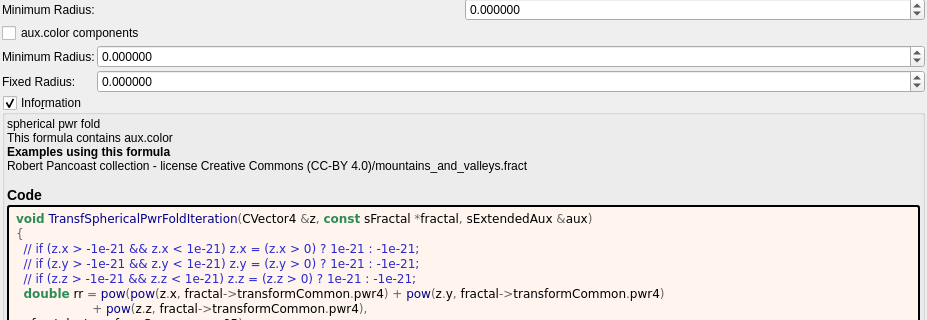
buddhi1980/mandelbulber2, file mandelbulber2/formula/ui/transf_spherical_pwr_fold.ui: the form before one commit; both pictures show x 0 to 927 and y 95 to 415 of the 927 by 943 pixel window.
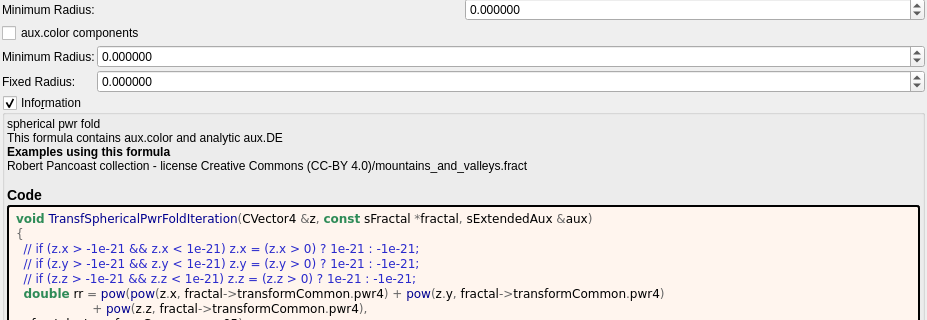
The form after the commit. Custom widgets are drawn as their Qt base class.

```diff
--- a/mandelbulber2/formula/ui/transf_spherical_pwr_fold.ui
+++ b/mandelbulber2/formula/ui/transf_spherical_pwr_fold.ui
@@ -297,7 +297,7 @@
       <item>
        <widget class="QLabel" name="label_information_general">
         <property name="text">
-         <string notr="true">&lt;p&gt;spherical pwr fold&lt;br&gt;This formula contains aux.color&lt;/p&gt;&lt;table&gt;
+         <string notr="true">&lt;p&gt;spherical pwr fold&lt;br&gt;This formula contains aux.color and analytic aux.DE&lt;/p&gt;&lt;table&gt;
 &lt;/table&gt;
 &lt;br&gt;&lt;b&gt;Examples using this formula&lt;/b&gt;&lt;br&gt;Robert Pancoast collection - license Creative Commons (CC-BY 4.0)/mountains_and_valleys.fract&lt;h3&gt;Code&lt;/h3&gt;</string>
         </property>
```
